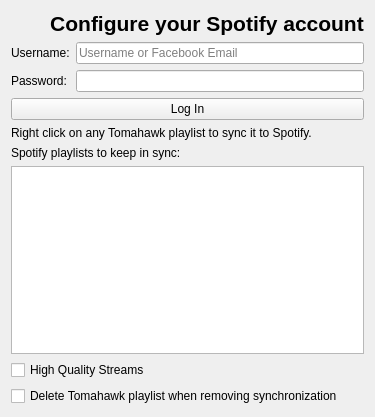
This is src/libtomahawk/accounts/spotify/SpotifyAccountConfig.ui in tomahawk-player/tomahawk as Qt 5 draws it before an edit. The edited form follows.
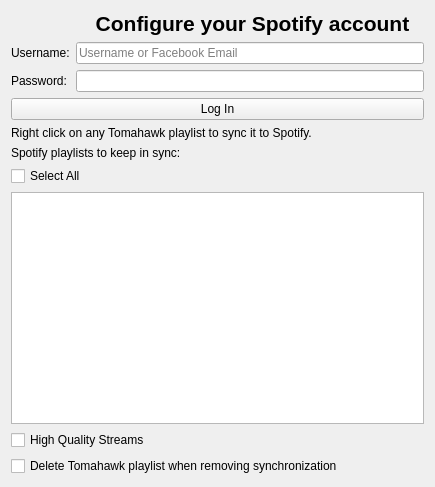
This is the edited form. Icons and pictures are not drawn.

Commit message: Added Select All facility to Spotify Account Config Diaglog to allow easy sync of all playlists.

Diff of the .ui file:
```diff
--- a/src/libtomahawk/accounts/spotify/SpotifyAccountConfig.ui
+++ b/src/libtomahawk/accounts/spotify/SpotifyAccountConfig.ui
@@ -6,8 +6,8 @@
    <rect>
     <x>0</x>
     <y>0</y>
-    <width>375</width>
-    <height>417</height>
+    <width>435</width>
+    <height>487</height>
    </rect>
   </property>
   <property name="sizePolicy">
@@ -135,6 +135,13 @@
      </property>
     </widget>
    </item>
+   <item>
+    <widget class="QCheckBox" name="selectAllCheckbox">
+     <property name="text">
+      <string>Select All</string>
+     </property>
+    </widget>
+   </item>
    <item>
     <widget class="QListWidget" name="playlistList"/>
    </item>
```
Left out of the diff: 4 changed lines with no effect on the pictures. The commit also changes 2 other files.
